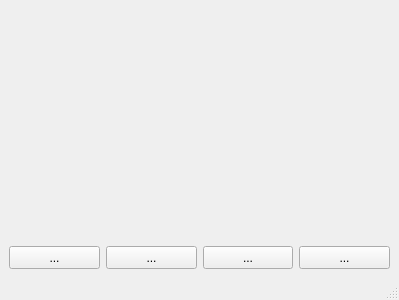
Old version of the form desktop/src/qt_mainwindow.ui in the repository xuguodong1999/COCR.
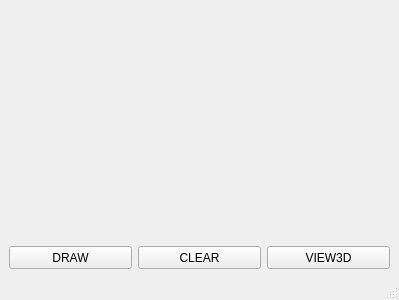
New version of the form.

The edit to the form file:
```diff
--- a/desktop/src/qt_mainwindow.ui
+++ b/desktop/src/qt_mainwindow.ui
@@ -21,7 +21,7 @@
        <widget class="QWidget" name="container" native="true"/>
       </item>
       <item>
-       <layout class="QHBoxLayout" name="horizontalLayout" stretch="1,1,1,1">
+       <layout class="QHBoxLayout" name="horizontalLayout" stretch="1,1,1">
         <item>
          <widget class="QToolButton" name="drawBtn">
           <property name="sizePolicy">
@@ -31,7 +31,7 @@
            </sizepolicy>
           </property>
           <property name="text">
-           <string>...</string>
+           <string>DRAW</string>
           </property>
          </widget>
         </item>
@@ -44,20 +44,7 @@
            </sizepolicy>
           </property>
           <property name="text">
-           <string>...</string>
-          </property>
-         </widget>
-        </item>
-        <item>
-         <widget class="QToolButton" name="mol2DNormBtn">
-          <property name="sizePolicy">
-           <sizepolicy hsizetype="Preferred" vsizetype="Preferred">
-            <horstretch>0</horstretch>
-            <verstretch>0</verstretch>
-           </sizepolicy>
-          </property>
-          <property name="text">
-           <string>...</string>
+           <string>CLEAR</string>
           </property>
          </widget>
         </item>
@@ -70,7 +57,7 @@
            </sizepolicy>
           </property>
           <property name="text">
-           <string>...</string>
+           <string>VIEW3D</string>
           </property>
          </widget>
         </item>
```
Left out of the diff: 2 changed lines with no effect on the pictures.
